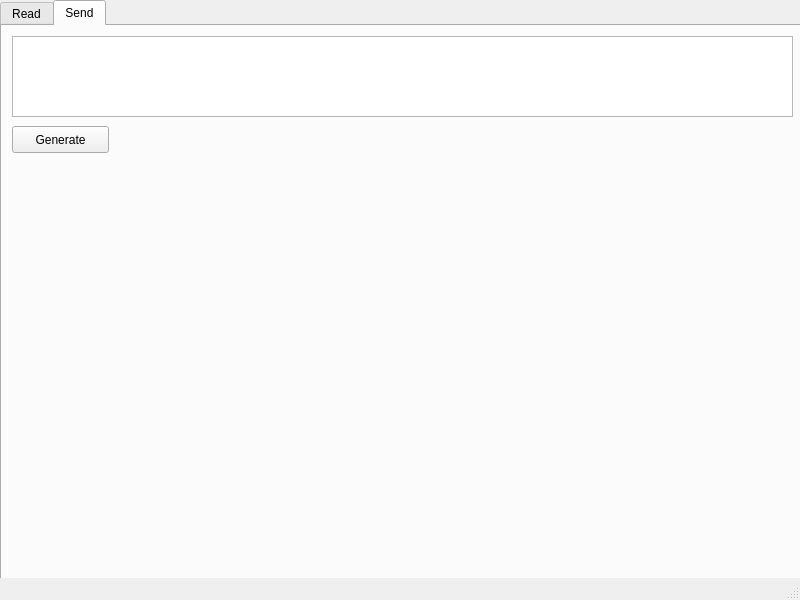
The window that form.ui (pythcoiner/SeedQReader) describes before a commit, drawn with Qt 5.
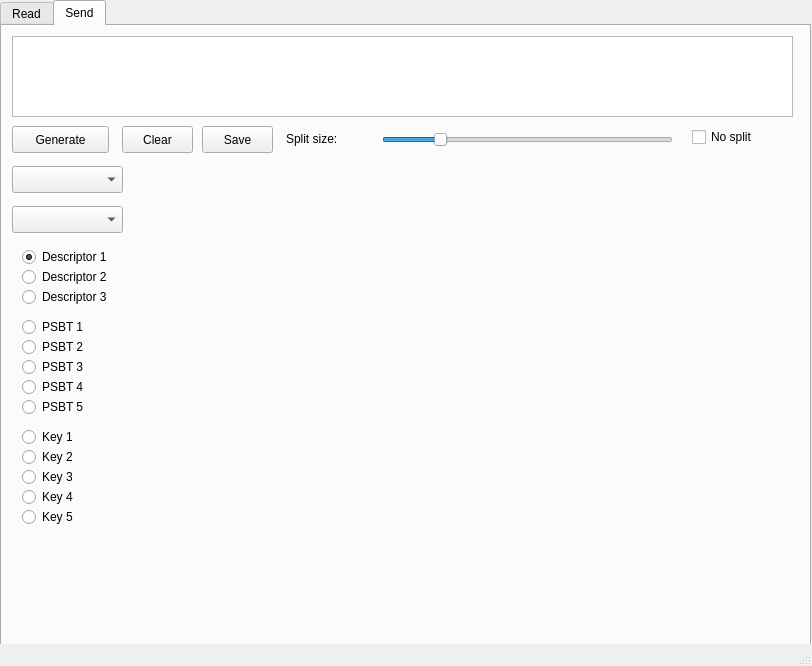
The same window after the commit. The open tabs and pages were chosen to show the change.

Patch:
```diff
--- a/form.ui
+++ b/form.ui
@@ -6,8 +6,8 @@
    <rect>
     <x>0</x>
     <y>0</y>
-    <width>800</width>
-    <height>600</height>
+    <width>812</width>
+    <height>666</height>
    </rect>
   </property>
   <property name="windowTitle">
@@ -20,7 +20,7 @@
       <x>0</x>
       <y>0</y>
       <width>811</width>
-      <height>611</height>
+      <height>650</height>
      </rect>
     </property>
     <property name="accessibleName">
@@ -109,8 +109,8 @@
      <widget class="QLabel" name="video_out">
       <property name="geometry">
        <rect>
-        <x>170</x>
-        <y>90</y>
+        <x>250</x>
+        <y>140</y>
         <width>450</width>
         <height>450</height>
        </rect>
@@ -132,6 +132,291 @@
        <string>Generate</string>
       </property>
      </widget>
+     <widget class="QSlider" name="send_slider">
+      <property name="geometry">
+       <rect>
+        <x>380</x>
+        <y>100</y>
+        <width>291</width>
+        <height>28</height>
+       </rect>
+      </property>
+      <property name="minimum">
+       <number>10</number>
+      </property>
+      <property name="maximum">
+       <number>500</number>
+      </property>
+      <property name="singleStep">
+       <number>10</number>
+      </property>
+      <property name="value">
+       <number>100</number>
+      </property>
+      <property name="orientation">
+       <enum>Qt::Horizontal</enum>
+      </property>
+      <property name="tickInterval">
+       <number>15</number>
+      </property>
+     </widget>
+     <widget class="QCheckBox" name="no_split">
+      <property name="geometry">
+       <rect>
+        <x>690</x>
+        <y>100</y>
+        <width>96</width>
+        <height>22</height>
+       </rect>
+      </property>
+      <property name="text">
+       <string>No split</string>
+      </property>
+     </widget>
+     <widget class="QPushButton" name="btn_clear">
+      <property name="geometry">
+       <rect>
+        <x>120</x>
+        <y>100</y>
+        <width>71</width>
+        <height>27</height>
+       </rect>
+      </property>
+      <property name="text">
+       <string>Clear</string>
+      </property>
+     </widget>
+     <widget class="QRadioButton" name="key_1">
+      <property name="geometry">
+       <rect>
+        <x>20</x>
+        <y>400</y>
+        <width>116</width>
+        <height>22</height>
+       </rect>
+      </property>
+      <property name="text">
+       <string>Key 1</string>
+      </property>
+     </widget>
+     <widget class="QRadioButton" name="key_2">
+      <property name="geometry">
+       <rect>
+        <x>20</x>
+        <y>420</y>
+        <width>116</width>
+        <height>22</height>
+       </rect>
+      </property>
+      <property name="text">
+       <string>Key 2</string>
+      </property>
+     </widget>
+     <widget class="QRadioButton" name="key_3">
+      <property name="geometry">
+       <rect>
+        <x>20</x>
+        <y>440</y>
+        <width>116</width>
+        <height>22</height>
+       </rect>
+      </property>
+      <property name="text">
+       <string>Key 3</string>
+      </property>
+     </widget>
+     <widget class="QRadioButton" name="key_4">
+      <property name="geometry">
+       <rect>
+        <x>20</x>
+        <y>460</y>
+        <width>116</width>
+        <height>22</height>
+       </rect>
+      </property>
+      <property name="text">
+       <string>Key 4</string>
+      </property>
+     </widget>
+     <widget class="QRadioButton" name="key_5">
+      <property name="geometry">
+       <rect>
+        <x>20</x>
+        <y>480</y>
+        <width>116</width>
+        <height>22</height>
+       </rect>
+      </property>
+      <property name="text">
+       <string>Key 5</string>
+      </property>
+     </widget>
+     <widget class="QPushButton" name="btn_save">
+      <property name="geometry">
+       <rect>
+        <x>200</x>
+        <y>100</y>
+        <width>71</width>
+        <height>27</height>
+       </rect>
+      </property>
+      <property name="text">
+       <string>Save</string>
+      </property>
+     </widget>
+     <widget class="QRadioButton" name="desc_1">
+      <property name="geometry">
+       <rect>
+        <x>20</x>
+        <y>220</y>
+        <width>116</width>
+        <height>22</height>
+       </rect>
+      </property>
+      <property name="text">
+       <string>Descriptor 1</string>
+      </property>
+      <property name="checked">
+       <bool>true</bool>
+      </property>
+     </widget>
+     <widget class="QRadioButton" name="desc_3">
+      <property name="geometry">
+       <rect>
+        <x>20</x>
+        <y>260</y>
+        <width>116</width>
+        <height>22</height>
+       </rect>
+      </property>
+      <property name="text">
+       <string>Descriptor 3</string>
+      </property>
+     </widget>
+     <widget class="QRadioButton" name="psbt_1">
+      <property name="geometry">
+       <rect>
+        <x>20</x>
+        <y>290</y>
+        <width>116</width>
+        <height>22</height>
+       </rect>
+      </property>
+      <property name="text">
+       <string>PSBT 1</string>
+      </property>
+     </widget>
+     <widget class="QRadioButton" name="desc_2">
+      <property name="geometry">
+       <rect>
+        <x>20</x>
+        <y>240</y>
+        <width>116</width>
+        <height>22</height>
+       </rect>
+      </property>
+      <property name="text">
+       <string>Descriptor 2</string>
+      </property>
+     </widget>
+     <widget class="QRadioButton" name="psbt_2">
+      <property name="geometry">
+       <rect>
+        <x>20</x>
+        <y>310</y>
+        <width>116</width>
+        <height>22</height>
+       </rect>
+      </property>
+      <property name="text">
+       <string>PSBT 2</string>
+      </property>
+     </widget>
+     <widget class="QRadioButton" name="psbt_3">
+      <property name="geometry">
+       <rect>
+        <x>20</x>
+        <y>330</y>
+        <width>116</width>
+        <height>22</height>
+       </rect>
+      </property>
+      <property name="text">
+       <string>PSBT 3</string>
+      </property>
+     </widget>
+     <widget class="QRadioButton" name="psbt_4">
+      <property name="geometry">
+       <rect>
+        <x>20</x>
+        <y>350</y>
+        <width>116</width>
+        <height>22</height>
+       </rect>
+      </property>
+      <property name="text">
+       <string>PSBT 4</string>
+      </property>
+     </widget>
+     <widget class="QRadioButton" name="psbt_5">
+      <property name="geometry">
+       <rect>
+        <x>20</x>
+        <y>370</y>
+        <width>116</width>
+        <height>22</height>
+       </rect>
+      </property>
+      <property name="text">
+       <string>PSBT 5</string>
+      </property>
+     </widget>
+     <widget class="QComboBox" name="combo_type">
+      <property name="geometry">
+       <rect>
+        <x>10</x>
+        <y>180</y>
+        <width>111</width>
+        <height>27</height>
+       </rect>
+      </property>
+     </widget>
+     <widget class="QComboBox" name="combo_format">
+      <property name="geometry">
+       <rect>
+        <x>10</x>
+        <y>140</y>
+        <width>111</width>
+        <height>27</height>
+       </rect>
+      </property>
+     </widget>
+     <widget class="QLabel" name="steps">
+      <property name="geometry">
+       <rect>
+        <x>440</x>
+        <y>590</y>
+        <width>67</width>
+        <height>17</height>
+       </rect>
+      </property>
+      <property name="text">
+       <string/>
+      </property>
+     </widget>
+     <widget class="QLabel" name="split_size">
+      <property name="geometry">
+       <rect>
+        <x>284</x>
+        <y>104</y>
+        <width>91</width>
+        <height>17</height>
+       </rect>
+      </property>
+      <property name="text">
+       <string>Split size:</string>
+      </property>
+     </widget>
     </widget>
    </widget>
   </widget>
```
Left out of the diff: 55 changed lines with no effect on the pictures.
